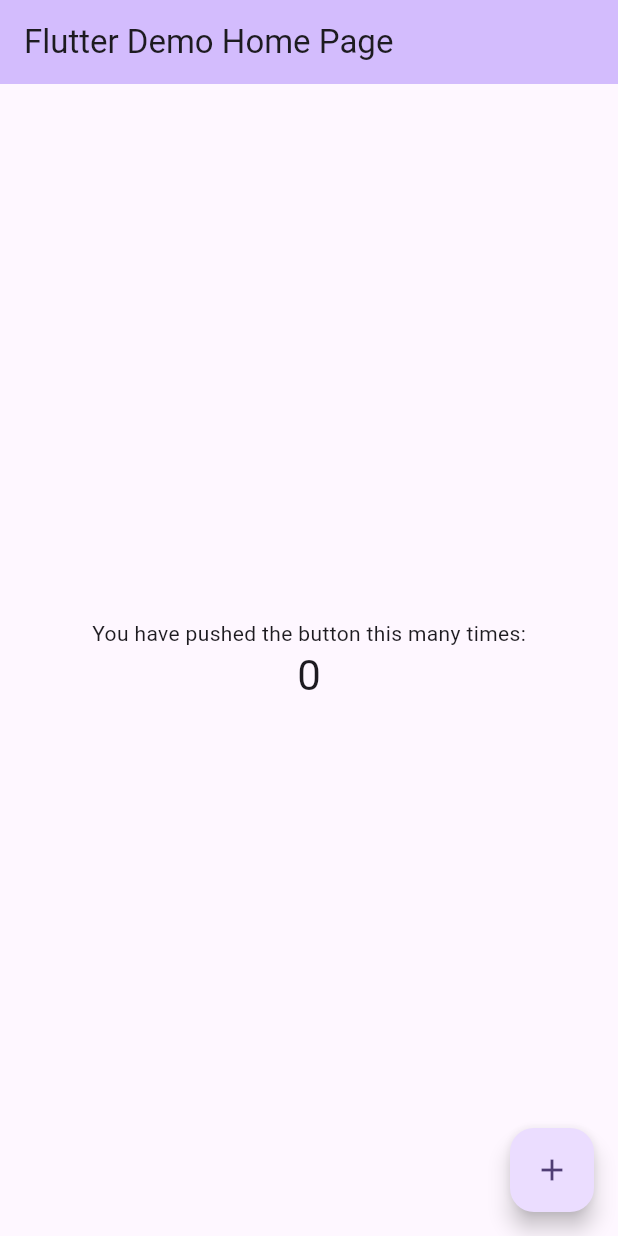
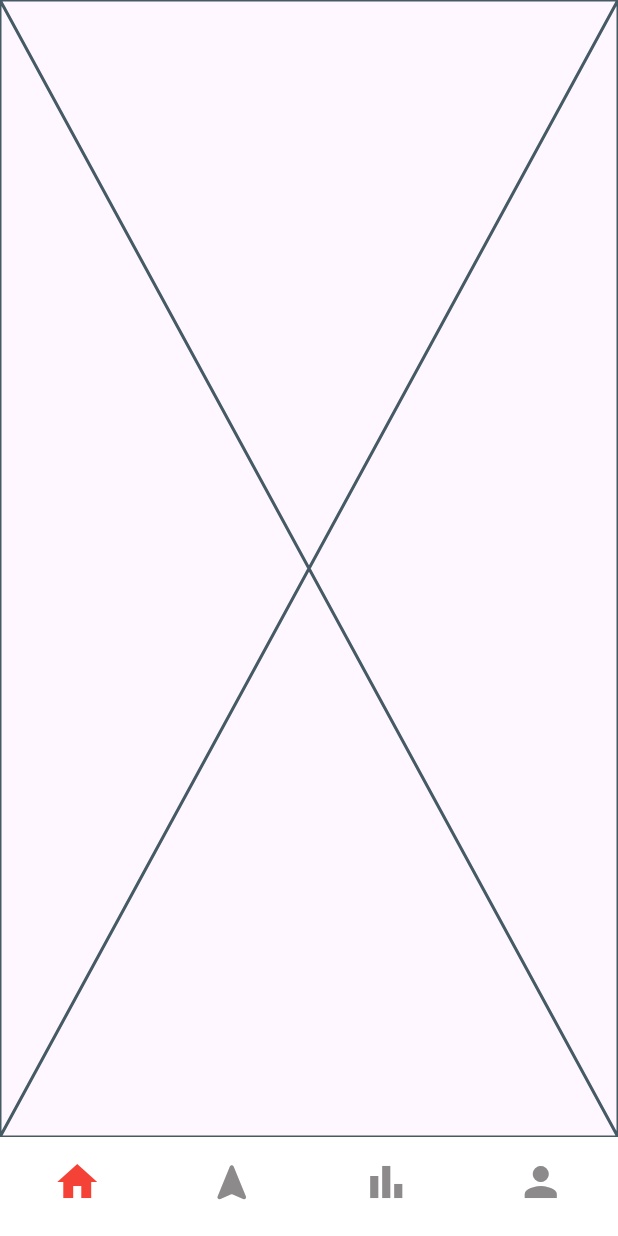
Before and after one commit to elitekentoy/ka_hikers, a Flutter app: the screen it shows after launch, on a phone screen of 412 x 824 dp. Run offline on Flutter 3.47's test engine with Material 3 defaults, Android fonts, the phone set to English and light mode, and no system bars; our stand-ins replace get.

Commit message:
add getx and base screens

```diff
--- /dev/null
+++ b/lib/commons/widgets/navigation/custo_bottom_nav_bar.dart
@@ -0,0 +1,32 @@
+import 'package:flutter/material.dart';
+
+class CustomBottomNavBar extends StatelessWidget {
+	const CustomBottomNavBar({
+		super.key,
+		this.currentIndex = 0,
+		this.onTap,
+		required this.items,
+		required this.backgroundColor,
+	});
+	final int currentIndex;
+	final void Function(int)? onTap;
+	final List<BottomNavigationBarItem> items;
+	final Color backgroundColor;
+
+	@override
+	Widget build(BuildContext context) {
+		return BottomNavigationBar(
+			items: items,
+			backgroundColor: backgroundColor,
+			onTap: onTap,
+			currentIndex: currentIndex,
+			type: BottomNavigationBarType.fixed,
+			selectedItemColor: Colors.red,
+			unselectedItemColor: const Color(0xFF8C8A8A),
+			showUnselectedLabels: false,
+			showSelectedLabels: false,
+			iconSize: 32.0,
+			elevation: 0.0,
+		);
+	}
+}
--- a/lib/main.dart
+++ b/lib/main.dart
@@ -1,4 +1,8 @@
 import 'package:flutter/material.dart';
+import 'package:get/get.dart';
+
+import 'screens/root-app/rootapp.dart';
+
 
 void main() {
 	runApp(const MyApp());
@@ -7,119 +11,11 @@
 class MyApp extends StatelessWidget {
 	const MyApp({super.key});
 
-  // This widget is the root of your application.
 	@override
 	Widget build(BuildContext context) {
-    return MaterialApp(
-      title: 'Flutter Demo',
-      theme: ThemeData(
-        // This is the theme of your application.
-        //
-        // TRY THIS: Try running your application with "flutter run". You'll see
-        // the application has a purple toolbar. Then, without quitting the app,
-        // try changing the seedColor in the colorScheme below to Colors.green
-        // and then invoke "hot reload" (save your changes or press the "hot
-        // reload" button in a Flutter-supported IDE, or press "r" if you used
-        // the command line to start the app).
-        //
-        // Notice that the counter didn't reset back to zero; the application
-        // state is not lost during the reload. To reset the state, use hot
-        // restart instead.
-        //
-        // This works for code too, not just values: Most code changes can be
-        // tested with just a hot reload.
-        colorScheme: ColorScheme.fromSeed(seedColor: Colors.deepPurple),
-        useMaterial3: true,
-      ),
-      home: const MyHomePage(title: 'Flutter Demo Home Page'),
+		return const GetMaterialApp(
+			home: RootApp(),
+			debugShowCheckedModeBanner: false,
 		);
 	}
 }
-
-class MyHomePage extends StatefulWidget {
-  const MyHomePage({super.key, required this.title});
-
-  // This widget is the home page of your application. It is stateful, meaning
-  // that it has a State object (defined below) that contains fields that affect
-  // how it looks.
-
-  // This class is the configuration for the state. It holds the values (in this
-  // case the title) provided by the parent (in this case the App widget) and
-  // used by the build method of the State. Fields in a Widget subclass are
-  // always marked "final".
-
-  final String title;
-
-  @override
-  State<MyHomePage> createState() => _MyHomePageState();
-}
-
-class _MyHomePageState extends State<MyHomePage> {
-  int _counter = 0;
-
-  void _incrementCounter() {
-    setState(() {
-      // This call to setState tells the Flutter framework that something has
-      // changed in this State, which causes it to rerun the build method below
-      // so that the display can reflect the updated values. If we changed
-      // _counter without calling setState(), then the build method would not be
-      // called again, and so nothing would appear to happen.
-      _counter++;
-    });
-  }
-
-  @override
-  Widget build(BuildContext context) {
-    // This method is rerun every time setState is called, for instance as done
-    // by the _incrementCounter method above.
-    //
-    // The Flutter framework has been optimized to make rerunning build methods
-    // fast, so that you can just rebuild anything that needs updating rather
-    // than having to individually change instances of widgets.
-    return Scaffold(
-      appBar: AppBar(
-        // TRY THIS: Try changing the color here to a specific color (to
-        // Colors.amber, perhaps?) and trigger a hot reload to see the AppBar
-        // change color while the other colors stay the same.
-        backgroundColor: Theme.of(context).colorScheme.inversePrimary,
-        // Here we take the value from the MyHomePage object that was created by
-        // the App.build method, and use it to set our appbar title.
-        title: Text(widget.title),
-      ),
-      body: Center(
-        // Center is a layout widget. It takes a single child and positions it
-        // in the middle of the parent.
-        child: Column(
-          // Column is also a layout widget. It takes a list of children and
-          // arranges them vertically. By default, it sizes itself to fit its
-          // children horizontally, and tries to be as tall as its parent.
-          //
-          // Column has various properties to control how it sizes itself and
-          // how it positions its children. Here we use mainAxisAlignment to
-          // center the children vertically; the main axis here is the vertical
-          // axis because Columns are vertical (the cross axis would be
-          // horizontal).
-          //
-          // TRY THIS: Invoke "debug painting" (choose the "Toggle Debug Paint"
-          // action in the IDE, or press "p" in the console), to see the
-          // wireframe for each widget.
-          mainAxisAlignment: MainAxisAlignment.center,
-          children: <Widget>[
-            const Text(
-              'You have pushed the button this many times:',
-            ),
-            Text(
-              '$_counter',
-              style: Theme.of(context).textTheme.headlineMedium,
-            ),
-          ],
-        ),
-      ),
-      floatingActionButton: FloatingActionButton(
-        onPressed: _incrementCounter,
-        tooltip: 'Increment',
-        child: const Icon(Icons.add),
-      ), // This trailing comma makes auto-formatting nicer for build methods.
-    );
-  }
-}
--- /dev/null
+++ b/lib/screens/home/home.dart
@@ -0,0 +1,11 @@
+
+import 'package:flutter/material.dart';
+
+class Home extends StatelessWidget {
+	const Home({super.key});
+
+	@override
+	Widget build(BuildContext context) {
+		return const Placeholder();
+	}
+}
--- /dev/null
+++ b/lib/screens/plans/plans.dart
@@ -0,0 +1,11 @@
+
+import 'package:flutter/material.dart';
+
+class Plans extends StatelessWidget {
+	const Plans({super.key});
+
+	@override
+	Widget build(BuildContext context) {
+		return const Placeholder();
+	}
+}
--- /dev/null
+++ b/lib/screens/profile/profile.dart
@@ -0,0 +1,11 @@
+
+import 'package:flutter/material.dart';
+
+class Profile extends StatelessWidget {
+	const Profile({super.key});
+
+	@override
+	Widget build(BuildContext context) {
+		return const Placeholder();
+	}
+}
--- /dev/null
+++ b/lib/screens/root-app/controller/rootapp_controller.dart
@@ -0,0 +1,16 @@
+
+
+import 'package:flutter/material.dart';
+import 'package:get/get.dart';
+
+import '../data/rootapp_data.dart';
+
+class RootAppController extends GetxController {
+
+	final tab = 0.obs;
+	List<Widget> screens = RootAppData.screens;
+	List<BottomNavigationBarItem> navItems = RootAppData.items;
+
+
+	Widget get currentScreen => screens[tab.value];
+}
--- /dev/null
+++ b/lib/screens/root-app/data/rootapp_data.dart
@@ -0,0 +1,35 @@
+import 'package:flutter/material.dart';
+
+import '../../home/home.dart';
+import '../../plans/plans.dart';
+import '../../profile/profile.dart';
+import '../../statistics/statistics.dart';
+
+
+class RootAppData {
+	static List<Widget> screens = [
+		const Home(),
+		const Plans(),
+		const Statistics(),
+		const Profile(),
+	];
+
+	static List<BottomNavigationBarItem> items = [
+		const BottomNavigationBarItem(
+			icon: Icon(Icons.home),
+			label: "Home"
+		),
+		const BottomNavigationBarItem(
+			icon: Icon(Icons.navigation_rounded),
+			label: "Plans"
+		),
+		const BottomNavigationBarItem(
+			icon: Icon(Icons.bar_chart),
+			label: "Statistics"
+		),
+		const BottomNavigationBarItem(
+			icon: Icon(Icons.person),
+			label: "Profile"
+		),
+	];
+}
--- /dev/null
+++ b/lib/screens/root-app/rootapp.dart
@@ -0,0 +1,30 @@
+
+
+import 'package:flutter/material.dart';
+import 'package:get/get.dart';
+
+import '../../commons/widgets/navigation/custo_bottom_nav_bar.dart';
+import 'controller/rootapp_controller.dart';
+
+
+class RootApp extends StatelessWidget {
+	const RootApp({super.key});
+
+	@override
+	Widget build(BuildContext context) {
+		final controller = Get.put(RootAppController());
+		return Scaffold(
+			body: SafeArea(
+				child: Obx(() => controller.currentScreen)
+			),
+			bottomNavigationBar: Obx(() =>
+				CustomBottomNavBar(
+					items: controller.navItems,
+					currentIndex: controller.tab(),
+					onTap: controller.tab,
+					backgroundColor: Colors.white,
+				)
+			),
+		);
+	}
+}
--- /dev/null
+++ b/lib/screens/statistics/statistics.dart
@@ -0,0 +1,11 @@
+
+import 'package:flutter/material.dart';
+
+class Statistics extends StatelessWidget {
+	const Statistics({super.key});
+
+	@override
+	Widget build(BuildContext context) {
+		return const Placeholder();
+	}
+}
--- a/pubspec.yaml
+++ b/pubspec.yaml
@@ -35,6 +35,7 @@ dependencies:
   # The following adds the Cupertino Icons font to your application.
   # Use with the CupertinoIcons class for iOS style icons.
   cupertino_icons: ^1.0.6
+  get: ^4.6.6
 
 dev_dependencies:
   flutter_test:
```
Also changed, not shown: pubspec.lock. Lines whose indentation alone changed are shown as unchanged.
